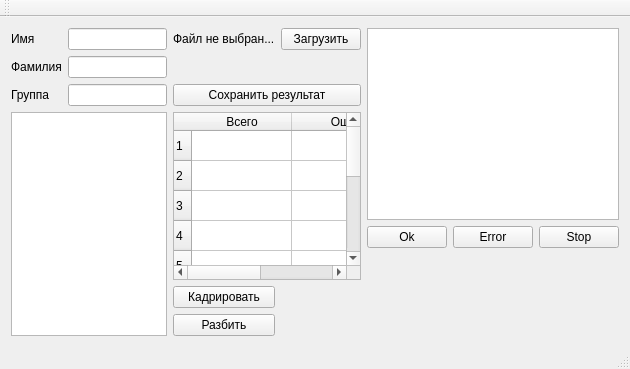
Qt form mainwindow.ui (smusihin/tuluze) before a commit.
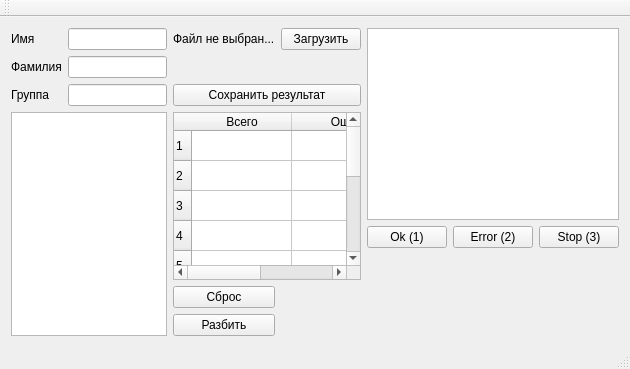
The same form after that commit.

Patch:
```diff
--- a/mainwindow.ui
+++ b/mainwindow.ui
@@ -84,7 +84,7 @@
       <item row="4" column="2">
        <widget class="QPushButton" name="cropBtn">
         <property name="text">
-         <string>Кадрировать</string>
+         <string>Сброс</string>
         </property>
        </widget>
       </item>
@@ -161,21 +161,21 @@
         <item>
          <widget class="QPushButton" name="okBtn">
           <property name="text">
-           <string>Ok</string>
+           <string>Ok (1)</string>
           </property>
          </widget>
         </item>
         <item>
          <widget class="QPushButton" name="errorBtn">
           <property name="text">
-           <string>Error</string>
+           <string>Error (2)</string>
           </property>
          </widget>
         </item>
         <item>
          <widget class="QPushButton" name="stopBtn">
           <property name="text">
-           <string>Stop</string>
+           <string>Stop (3)</string>
           </property>
          </widget>
         </item>
```
Left out of the diff: 48 changed lines with no effect on the pictures.
